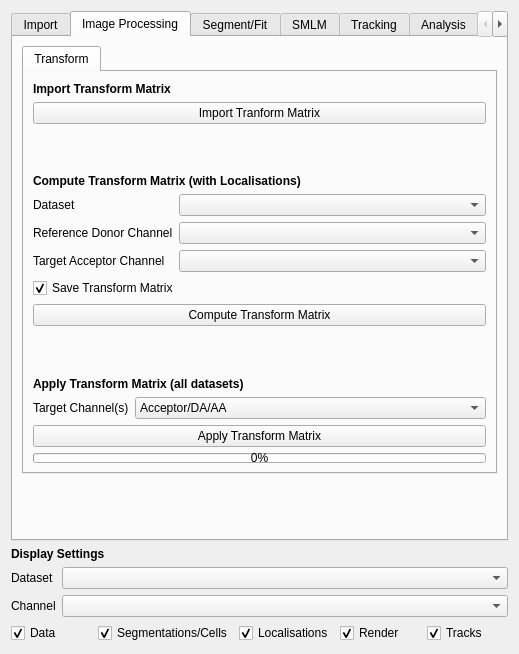
Old version of the form src/moltrack/GUI/widget_ui.ui in the repository piedrro/napari-moltrack.
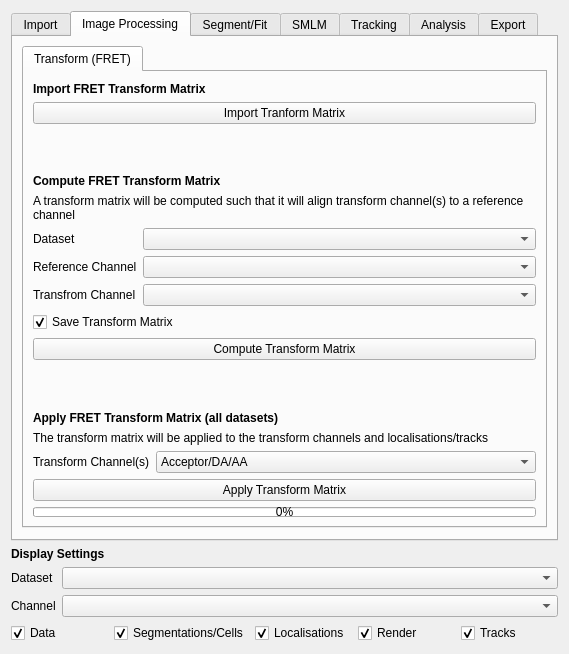
New version of the form. The open tabs and pages were chosen to show the change.

Commit message: fully implemented image transforms

Diff of the .ui file:
```diff
--- a/src/moltrack/GUI/widget_ui.ui
+++ b/src/moltrack/GUI/widget_ui.ui
@@ -6,7 +6,7 @@
    <rect>
     <x>0</x>
     <y>0</y>
-    <width>519</width>
+    <width>569</width>
     <height>654</height>
    </rect>
   </property>
@@ -528,7 +528,7 @@
          </property>
          <widget class="QWidget" name="tab_22">
           <attribute name="title">
-           <string>Transform</string>
+           <string>Transform (FRET)</string>
           </attribute>
           <layout class="QVBoxLayout" name="verticalLayout_22">
            <item>
@@ -540,7 +540,7 @@
               </font>
              </property>
              <property name="text">
-              <string>Import Transform Matrix</string>
+              <string>Import FRET Transform Matrix</string>
              </property>
             </widget>
            </item>
@@ -561,7 +561,7 @@
              </property>
              <property name="sizeHint" stdset="0">
               <size>
-               <width>450</width>
+               <width>500</width>
                <height>44</height>
               </size>
              </property>
@@ -576,7 +576,17 @@
               </font>
              </property>
              <property name="text">
-              <string>Compute Transform Matrix (with Localisations)</string>
+              <string>Compute FRET Transform Matrix</string>
+             </property>
+            </widget>
+           </item>
+           <item>
+            <widget class="QLabel" name="label_5">
+             <property name="text">
+              <string>A transform matrix will be computed such that it will align transform channel(s) to a reference channel</string>
+             </property>
+             <property name="wordWrap">
+              <bool>true</bool>
              </property>
             </widget>
            </item>
@@ -595,7 +605,7 @@
              <item row="1" column="0">
               <widget class="QLabel" name="label_69">
                <property name="text">
-                <string>Reference Donor Channel</string>
+                <string>Reference Channel</string>
                </property>
               </widget>
              </item>
@@ -605,7 +615,7 @@
              <item row="2" column="0">
               <widget class="QLabel" name="label_70">
                <property name="text">
-                <string>Target Acceptor Channel</string>
+                <string>Transfrom Channel</string>
                </property>
               </widget>
              </item>
@@ -641,7 +651,7 @@
              </property>
              <property name="sizeHint" stdset="0">
               <size>
-               <width>450</width>
+               <width>500</width>
                <height>44</height>
               </size>
              </property>
@@ -656,7 +666,14 @@
               </font>
              </property>
              <property name="text">
-              <string>Apply Transform Matrix (all datasets)</string>
+              <string>Apply FRET Transform Matrix (all datasets)</string>
+             </property>
+            </widget>
+           </item>
+           <item>
+            <widget class="QLabel" name="label_2">
+             <property name="text">
+              <string>The transform matrix will be applied to the transform channels and localisations/tracks</string>
              </property>
             </widget>
            </item>
@@ -665,7 +682,7 @@
              <item row="0" column="0">
               <widget class="QLabel" name="label_67">
                <property name="text">
-                <string>Target Channel(s)</string>
+                <string>Transform Channel(s)</string>
                </property>
               </widget>
              </item>
```
Left out of the diff: 2 changed lines with no effect on the pictures. The commit also changes 5 other files.
